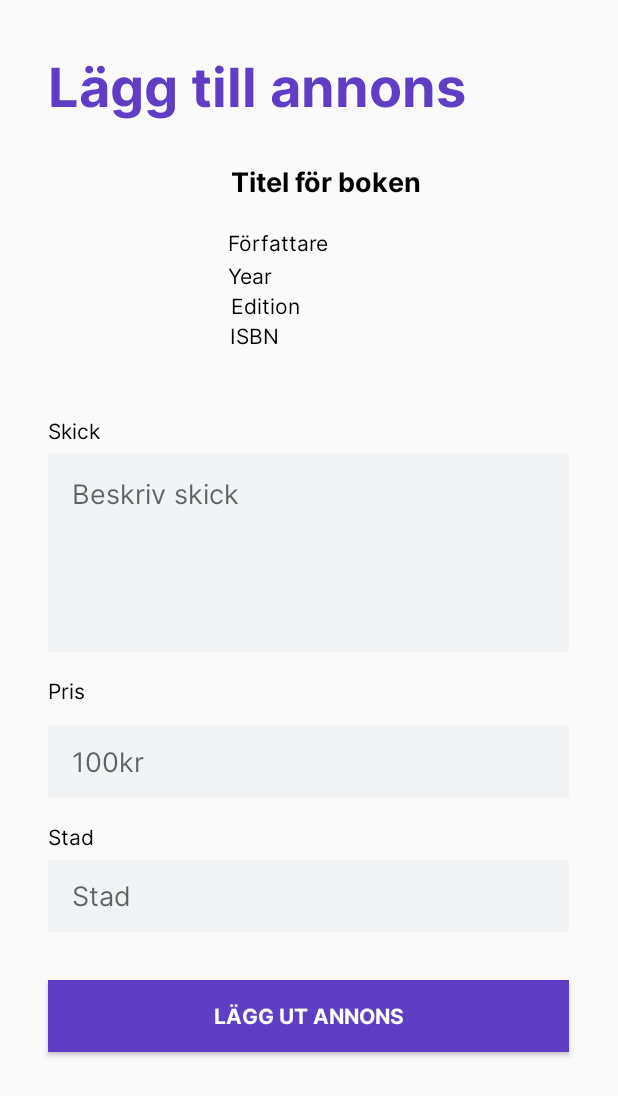
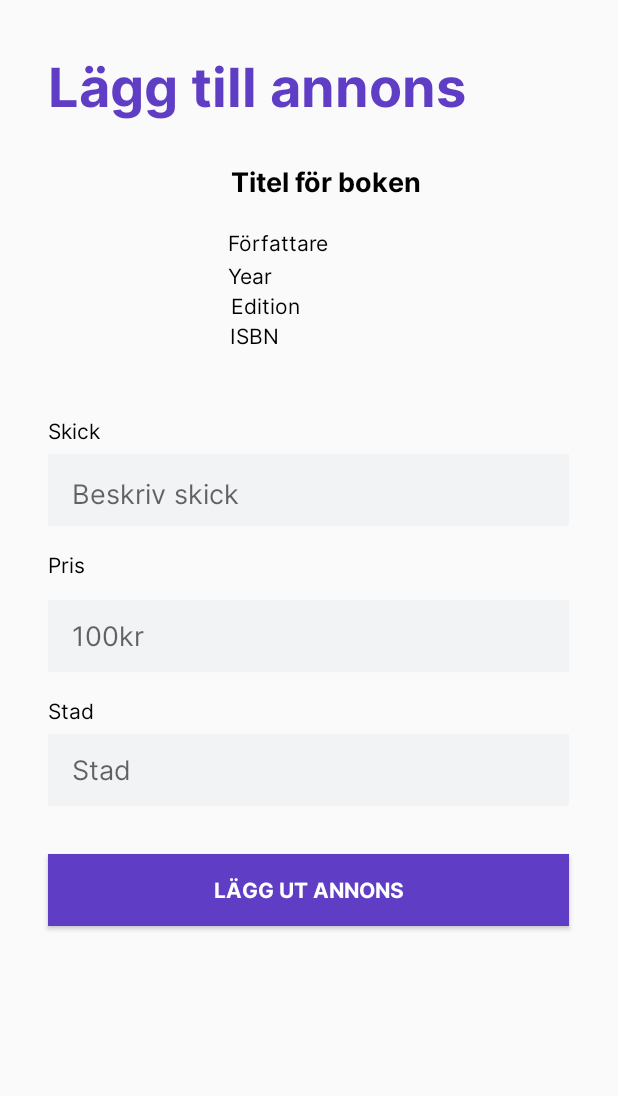
Before and after one commit to epicproject1337/project, an Android app: the AddAdActivity screen opened directly, with no data from a screen before it, on a phone screen of 412 x 824 dp. Shown: the top 1096 px of the screen. Run offline under Robolectric (Android 15) with nearby library versions, the phone set to English and light mode, and no system bars; our stand-ins replace Firebase (no records; nobody signed in at launch, a user with empty details on screens opened directly); pictures from the network do not load.

Commit message:
Changed size of describe condition

```diff
--- a/app/src/main/res/layout/activity_add_ad.xml
+++ b/app/src/main/res/layout/activity_add_ad.xml
@@ -136,7 +136,7 @@
             android:id="@+id/conditionInput"
             style="@style/BasicInput"
             android:layout_width="347dp"
-            android:layout_height="132dp"
+            android:layout_height="48dp"
             android:layout_below="@+id/conditionText"
             android:layout_marginStart="32dp"
             android:layout_marginLeft="32dp"
```
